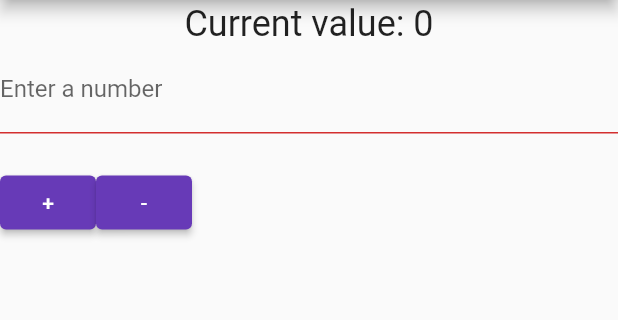
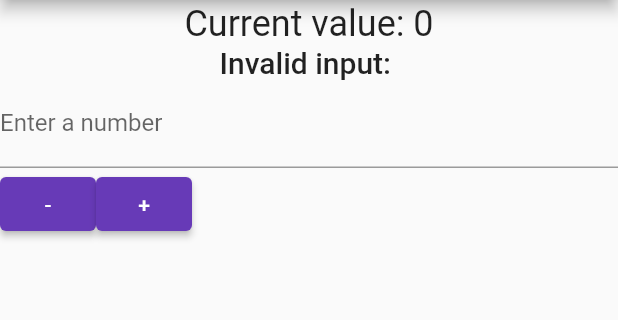
Before and after one commit to ShlokBharadwaj/counter, a Flutter app: the screen it shows after launch, after a tap on an icon or button, on a phone screen of 412 x 824 dp, the part 84-404 px from its top. Run offline on Flutter 3.47's test engine with Material 2 defaults, Android fonts, the phone set to English and light mode, and no system bars; our stand-ins replace flutter_bloc.

```diff
--- a/lib/main.dart
+++ b/lib/main.dart
@@ -49,7 +49,7 @@ class _HomePageState extends State<HomePage> {
           },
           builder: (context, state) {
             final invalidValue =
-                (state is CounterStateInvalidNumber) ? state.invalidNumber : '';
+                (state is CounterStateInvalidNumber) ? state.invalidValue : '';
             return Column(
               children: [
                 const SizedBox(height: 2),
@@ -64,9 +64,8 @@ class _HomePageState extends State<HomePage> {
                 ),
                 TextField(
                   controller: _controller,
-                  decoration: InputDecoration(
+                  decoration: const InputDecoration(
                     labelText: 'Enter a number',
-                    errorText: invalidValue,
                   ),
                   keyboardType: TextInputType.number,
                 ),
@@ -78,7 +77,7 @@ class _HomePageState extends State<HomePage> {
                             .read<CounterBloc>()
                             .add(DecrementEvent(_controller.text));
                       },
-                      child: const Text('+'),
+                      child: const Text('-'),
                     ),
                     ElevatedButton(
                       onPressed: () {
@@ -86,7 +85,7 @@ class _HomePageState extends State<HomePage> {
                             .read<CounterBloc>()
                             .add(IncrementEvent(_controller.text));
                       },
-                      child: const Text('-'),
+                      child: const Text('+'),
                     ),
                   ],
                 )
@@ -110,9 +109,9 @@ class CounterStateValid extends CounterState {
 }
 
 class CounterStateInvalidNumber extends CounterState {
-  final String invalidNumber;
+  final String invalidValue;
   const CounterStateInvalidNumber({
-    required this.invalidNumber,
+    required this.invalidValue,
     required int previousValue,
   }) : super(previousValue);
 }
@@ -135,31 +134,31 @@ class CounterBloc extends Bloc<CounterEvent, CounterState> {
   CounterBloc() : super(const CounterStateValid(0)) {
     on<IncrementEvent>(((event, emit) {
       final interger = int.tryParse(event.value);
-      if (interger != null) {
+      if (interger == null) {
         emit(
           CounterStateInvalidNumber(
-            invalidNumber: event.value,
+            invalidValue: event.value,
             previousValue: state.value,
           ),
         );
       } else {
         emit(
-          CounterStateValid(state.value + interger!),
+          CounterStateValid(state.value + interger),
         );
       }
     }));
     on<DecrementEvent>(((event, emit) {
       final interger = int.tryParse(event.value);
-      if (interger != null) {
+      if (interger == null) {
         emit(
           CounterStateInvalidNumber(
-            invalidNumber: event.value,
+            invalidValue: event.value,
             previousValue: state.value,
           ),
         );
       } else {
         emit(
-          CounterStateValid(state.value - interger!),
+          CounterStateValid(state.value - interger),
         );
       }
     }));
```
